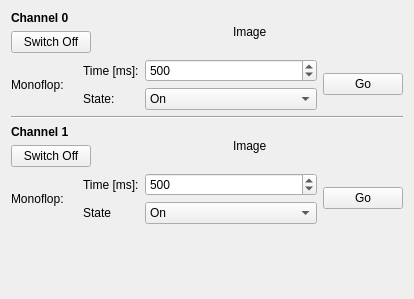
Above: src/brickv/plugin_system/plugins/industrial_dual_relay/ui/industrial_dual_relay.ui from Tinkerforge/brickv before the change. Below: the same form after it.
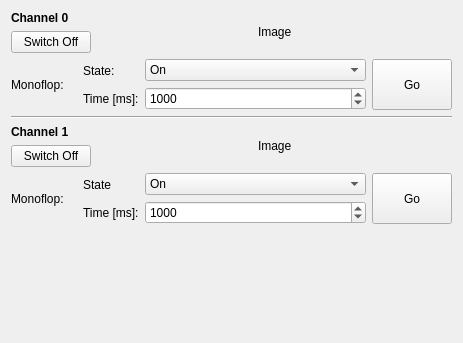
That is the form after the change.

```diff
--- a/src/brickv/plugin_system/plugins/industrial_dual_relay/ui/industrial_dual_relay.ui
+++ b/src/brickv/plugin_system/plugins/industrial_dual_relay/ui/industrial_dual_relay.ui
@@ -6,8 +6,8 @@
    <rect>
     <x>0</x>
     <y>0</y>
-    <width>414</width>
-    <height>299</height>
+    <width>463</width>
+    <height>343</height>
    </rect>
   </property>
   <property name="windowTitle">
@@ -94,13 +94,6 @@
        </item>
        <item>
         <layout class="QVBoxLayout" name="verticalLayout_6">
-         <item>
-          <widget class="QLabel" name="label_3">
-           <property name="text">
-            <string>Time [ms]:</string>
-           </property>
-          </widget>
-         </item>
          <item>
           <widget class="QLabel" name="label_4">
            <property name="text">
@@ -108,6 +101,13 @@
            </property>
           </widget>
          </item>
+         <item>
+          <widget class="QLabel" name="label_3">
+           <property name="text">
+            <string>Time [ms]:</string>
+           </property>
+          </widget>
+         </item>
         </layout>
        </item>
        <item>
@@ -115,6 +115,26 @@
          <property name="sizeConstraint">
           <enum>QLayout::SetDefaultConstraint</enum>
          </property>
+         <item>
+          <widget class="QComboBox" name="value0_combobox">
+           <property name="sizePolicy">
+            <sizepolicy hsizetype="Preferred" vsizetype="Preferred">
+             <horstretch>0</horstretch>
+             <verstretch>0</verstretch>
+            </sizepolicy>
+           </property>
+           <item>
+            <property name="text">
+             <string>On</string>
+            </property>
+           </item>
+           <item>
+            <property name="text">
+             <string>Off</string>
+            </property>
+           </item>
+          </widget>
+         </item>
          <item>
           <widget class="QSpinBox" name="time0_spinbox">
            <property name="sizePolicy">
@@ -130,34 +150,20 @@
             <number>2147483647</number>
            </property>
            <property name="value">
-            <number>500</number>
+            <number>1000</number>
            </property>
           </widget>
          </item>
-         <item>
-          <widget class="QComboBox" name="value0_combobox">
-           <property name="sizePolicy">
-            <sizepolicy hsizetype="Preferred" vsizetype="Preferred">
-             <horstretch>0</horstretch>
-             <verstretch>0</verstretch>
-            </sizepolicy>
-           </property>
-           <item>
-            <property name="text">
-             <string>On</string>
-            </property>
-           </item>
-           <item>
-            <property name="text">
-             <string>Off</string>
-            </property>
-           </item>
-          </widget>
-         </item>
         </layout>
        </item>
        <item>
         <widget class="QPushButton" name="go0_button">
+         <property name="sizePolicy">
+          <sizepolicy hsizetype="Minimum" vsizetype="Minimum">
+           <horstretch>0</horstretch>
+           <verstretch>0</verstretch>
+          </sizepolicy>
+         </property>
          <property name="text">
           <string>Go</string>
          </property>
@@ -263,13 +269,6 @@
        </item>
        <item>
         <layout class="QVBoxLayout" name="verticalLayout_8">
-         <item>
-          <widget class="QLabel" name="label_5">
-           <property name="text">
-            <string>Time [ms]:</string>
-           </property>
-          </widget>
-         </item>
          <item>
           <widget class="QLabel" name="label_6">
            <property name="text">
@@ -277,6 +276,13 @@
            </property>
           </widget>
          </item>
+         <item>
+          <widget class="QLabel" name="label_5">
+           <property name="text">
+            <string>Time [ms]:</string>
+           </property>
+          </widget>
+         </item>
         </layout>
        </item>
        <item>
@@ -284,25 +290,6 @@
          <property name="sizeConstraint">
           <enum>QLayout::SetDefaultConstraint</enum>
          </property>
-         <item>
-          <widget class="QSpinBox" name="time1_spinbox">
-           <property name="sizePolicy">
-            <sizepolicy hsizetype="Minimum" vsizetype="Preferred">
-             <horstretch>0</horstretch>
-             <verstretch>0</verstretch>
-            </sizepolicy>
-           </property>
-           <property name="minimum">
-            <number>1</number>
-           </property>
-           <property name="maximum">
-            <number>2147483647</number>
-           </property>
-           <property name="value">
-            <number>500</number>
-           </property>
-          </widget>
-         </item>
          <item>
           <widget class="QComboBox" name="value1_combobox">
            <property name="sizePolicy">
@@ -323,10 +310,35 @@
            </item>
           </widget>
          </item>
+         <item>
+          <widget class="QSpinBox" name="time1_spinbox">
+           <property name="sizePolicy">
+            <sizepolicy hsizetype="Minimum" vsizetype="Preferred">
+             <horstretch>0</horstretch>
+             <verstretch>0</verstretch>
+            </sizepolicy>
+           </property>
+           <property name="minimum">
+            <number>1</number>
+           </property>
+           <property name="maximum">
+            <number>2147483647</number>
+           </property>
+           <property name="value">
+            <number>1000</number>
+           </property>
+          </widget>
+         </item>
         </layout>
        </item>
        <item>
         <widget class="QPushButton" name="go1_button">
+         <property name="sizePolicy">
+          <sizepolicy hsizetype="Minimum" vsizetype="Minimum">
+           <horstretch>0</horstretch>
+           <verstretch>0</verstretch>
+          </sizepolicy>
+         </property>
          <property name="text">
           <string>Go</string>
          </property>
```
